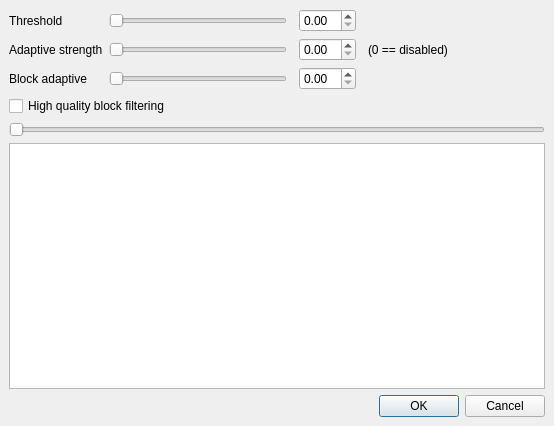
The window that avidemux_plugins/ADM_videoFilters6/asharp/qt4/asharp.ui (mean00/avidemux2) describes before a commit, drawn with Qt 5.
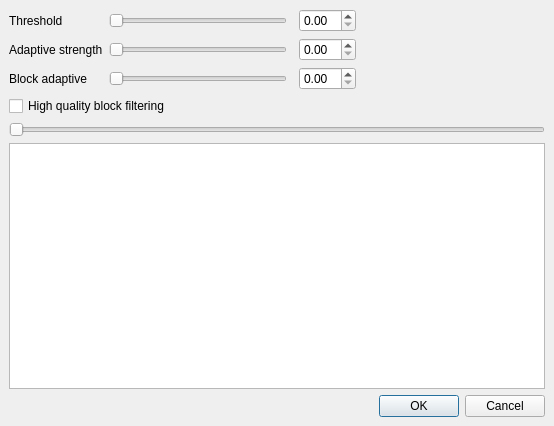
The same window after the commit. Custom widgets are drawn as their Qt base class.

Commit message: Ugly label removed

The edit to the form file:
```diff
--- a/avidemux_plugins/ADM_videoFilters6/asharp/qt4/asharp.ui
+++ b/avidemux_plugins/ADM_videoFilters6/asharp/qt4/asharp.ui
@@ -171,11 +171,17 @@
     </widget>
    </item>
    <item row="1" column="5">
-    <widget class="QLabel" name="label_4">
-     <property name="text">
-      <string>(0 == disabled)</string>
+    <spacer name="horizontalSpacer">
+     <property name="orientation">
+      <enum>Qt::Horizontal</enum>
      </property>
-    </widget>
+     <property name="sizeHint" stdset="0">
+      <size>
+       <width>40</width>
+       <height>20</height>
+      </size>
+     </property>
+    </spacer>
    </item>
   </layout>
  </widget>
```
